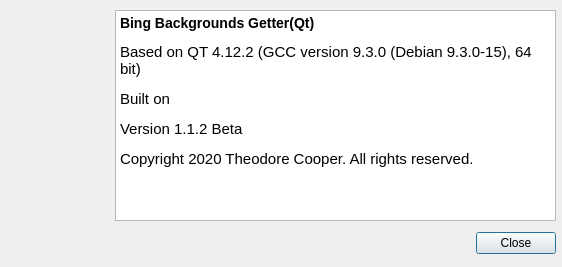
This is form/about.ui in the0cp/Bing-Wallpaper-GUI as Qt 5 draws it before an edit. The edited form follows.
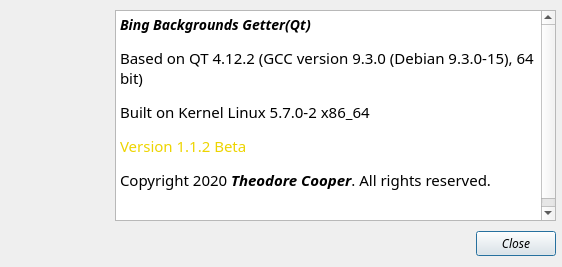
This is the edited form. Icons and pictures are not drawn.

The edit to the form file:
```diff
--- a/form/about.ui
+++ b/form/about.ui
@@ -10,6 +10,12 @@
     <height>267</height>
    </rect>
   </property>
+  <property name="font">
+   <font>
+    <family>Linux Libertine Display O</family>
+    <italic>true</italic>
+   </font>
+  </property>
   <property name="windowTitle">
    <string>Dialog</string>
   </property>
@@ -26,13 +32,13 @@
     <string>&lt;!DOCTYPE HTML PUBLIC &quot;-//W3C//DTD HTML 4.0//EN&quot; &quot;http://www.w3.org/TR/REC-html40/strict.dtd&quot;&gt;
 &lt;html&gt;&lt;head&gt;&lt;meta name=&quot;qrichtext&quot; content=&quot;1&quot; /&gt;&lt;title&gt;About&lt;/title&gt;&lt;style type=&quot;text/css&quot;&gt;
 p, li { white-space: pre-wrap; }
-&lt;/style&gt;&lt;/head&gt;&lt;body style=&quot; font-family:'Cantarell'; font-size:11pt; font-weight:400; font-style:normal;&quot;&gt;
-&lt;h3 style=&quot; margin-top:14px; margin-bottom:12px; margin-left:0px; margin-right:0px; -qt-block-indent:0; text-indent:0px;&quot;&gt;&lt;a name=&quot;write&quot;&gt;&lt;/a&gt;&lt;span style=&quot; font-size:large; font-weight:600;&quot;&gt;B&lt;/span&gt;&lt;span style=&quot; font-size:large; font-weight:600;&quot;&gt;ing Backgrounds Getter(Qt)&lt;/span&gt;&lt;/h3&gt;
-&lt;p style=&quot; margin-top:12px; margin-bottom:12px; margin-left:0px; margin-right:0px; -qt-block-indent:0; text-indent:0px;&quot;&gt;Based on QT 4.12.2 (GCC version 9.3.0 (Debian 9.3.0-15), 64 bit)&lt;/p&gt;
-&lt;p style=&quot; margin-top:12px; margin-bottom:12px; margin-left:0px; margin-right:0px; -qt-block-indent:0; text-indent:0px;&quot;&gt;Built on &lt;/p&gt;
-&lt;p style=&quot; margin-top:12px; margin-bottom:12px; margin-left:0px; margin-right:0px; -qt-block-indent:0; text-indent:0px;&quot;&gt;Version 1.1.2 Beta&lt;/p&gt;
-&lt;p style=&quot; margin-top:12px; margin-bottom:12px; margin-left:0px; margin-right:0px; -qt-block-indent:0; text-indent:0px;&quot;&gt;Copyright 2020 Theodore Cooper. All rights reserved.&lt;/p&gt;
-&lt;p style=&quot; margin-top:12px; margin-bottom:12px; margin-left:0px; margin-right:0px; -qt-block-indent:0; text-indent:0px;&quot;&gt; &lt;/p&gt;&lt;/body&gt;&lt;/html&gt;</string>
+&lt;/style&gt;&lt;/head&gt;&lt;body style=&quot; font-family:'Linux Libertine Display O'; font-size:11pt; font-weight:400; font-style:italic;&quot;&gt;
+&lt;h3 style=&quot; margin-top:14px; margin-bottom:12px; margin-left:0px; margin-right:0px; -qt-block-indent:0; text-indent:0px;&quot;&gt;&lt;a name=&quot;write&quot;&gt;&lt;/a&gt;&lt;span style=&quot; font-family:'Cantarell'; font-size:large; font-weight:600;&quot;&gt;B&lt;/span&gt;&lt;span style=&quot; font-family:'Cantarell'; font-size:large; font-weight:600;&quot;&gt;ing Backgrounds Getter(Qt)&lt;/span&gt;&lt;/h3&gt;
+&lt;p style=&quot; margin-top:12px; margin-bottom:12px; margin-left:0px; margin-right:0px; -qt-block-indent:0; text-indent:0px;&quot;&gt;&lt;span style=&quot; font-family:'Cantarell'; font-style:normal;&quot;&gt;Based on QT 4.12.2 (GCC version 9.3.0 (Debian 9.3.0-15), 64 bit)&lt;/span&gt;&lt;/p&gt;
+&lt;p style=&quot; margin-top:12px; margin-bottom:12px; margin-left:0px; margin-right:0px; -qt-block-indent:0; text-indent:0px;&quot;&gt;&lt;span style=&quot; font-family:'Cantarell'; font-style:normal;&quot;&gt;Built on Kernel Linux 5.7.0-2 x86_64&lt;/span&gt;&lt;/p&gt;
+&lt;p style=&quot; margin-top:12px; margin-bottom:12px; margin-left:0px; margin-right:0px; -qt-block-indent:0; text-indent:0px;&quot;&gt;&lt;span style=&quot; font-family:'Cantarell'; font-style:normal; color:#edd400;&quot;&gt;Version 1.1.2 Beta&lt;/span&gt;&lt;/p&gt;
+&lt;p style=&quot; margin-top:12px; margin-bottom:12px; margin-left:0px; margin-right:0px; -qt-block-indent:0; text-indent:0px;&quot;&gt;&lt;span style=&quot; font-family:'Cantarell'; font-style:normal;&quot;&gt;Copyright 2020 &lt;/span&gt;&lt;span style=&quot; font-family:'Cantarell'; font-weight:600;&quot;&gt;Theodore Cooper&lt;/span&gt;&lt;span style=&quot; font-family:'Cantarell'; font-style:normal;&quot;&gt;. All rights reserved.&lt;/span&gt;&lt;/p&gt;
+&lt;p style=&quot; margin-top:12px; margin-bottom:12px; margin-left:0px; margin-right:0px; -qt-block-indent:0; text-indent:0px;&quot;&gt;&lt;span style=&quot; font-family:'Cantarell'; font-style:normal;&quot;&gt; &lt;/span&gt;&lt;/p&gt;&lt;/body&gt;&lt;/html&gt;</string>
    </property>
   </widget>
   <widget class="QDialogButtonBox" name="buttonBox">
```
Left out of the diff: 38 changed lines with no effect on the pictures.
